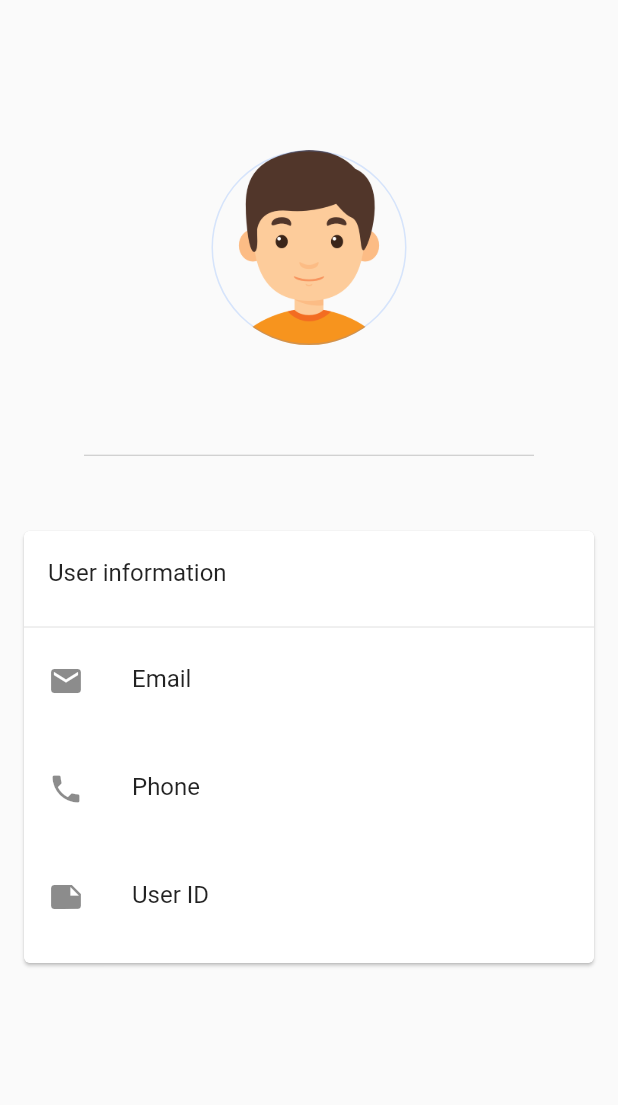
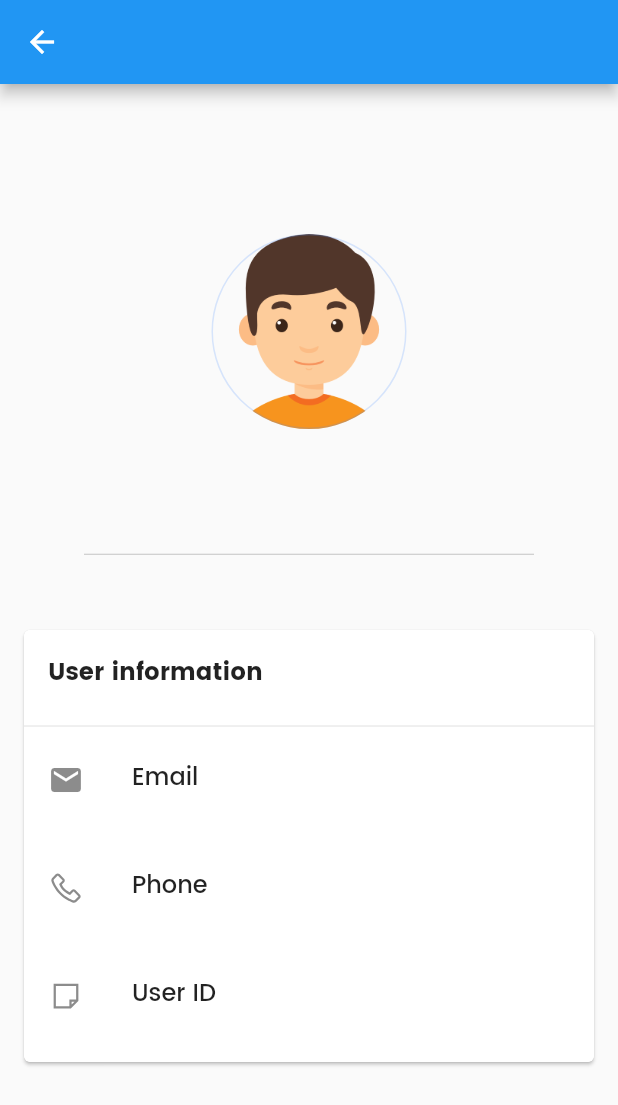
Before and after one commit to nobaab/iDonate, a Flutter app: the ProfilePage screen opened directly, on a phone screen of 412 x 824 dp. Shown: the top 1105 px of the screen. Run offline on Flutter 3.47's test engine with Material 2 defaults, Android fonts, the phone set to English and light mode, and no system bars; our stand-ins replace cloud_firestore, fancy_bottom_navigation, firebase_auth, firebase_storage, flutter_screenutil, image_picker and 2 more; missing offline and left inert: achievement_view; accounts and stored records are empty; network calls fail.

Commit message:
reviewing ProfilePage

```diff
--- a/lib/Pages/MainHomePage.dart
+++ b/lib/Pages/MainHomePage.dart
@@ -177,7 +177,8 @@ class _MainHomePageState extends State<MainHomePage> {
                                   maxLines: 2,
                                   style: TextStyle(
                                       fontFamily: "Poppins-Medium",
-                                      fontSize: 14,)),
+                                      fontSize: 14,),
+                              textAlign: TextAlign.justify,),
                             ),
                           );
                         }),
--- a/lib/Pages/ProfilePage.dart
+++ b/lib/Pages/ProfilePage.dart
@@ -2,6 +2,7 @@ import 'package:cloud_firestore/cloud_firestore.dart';
 import 'package:flutter/material.dart';
 import 'package:idonate/Providers/authProvider.dart';
 import 'package:idonate/Utilities/constants.dart';
+import 'package:line_awesome_icons/line_awesome_icons.dart';
 import 'package:progress_indicators/progress_indicators.dart';
 import 'package:provider/provider.dart';
 
@@ -39,7 +40,13 @@ class _ProfilePageState extends State<ProfilePage> {
   userInfo(AsyncSnapshot<DocumentSnapshot> snapshot) {
     var doc = Map.from(snapshot.data.data);
     return doc != null
-        ? Column(
+        ? Scaffold(
+            appBar: AppBar(
+              title: Text(
+                doc['name'],
+              ),
+            ),
+            body: Column(
               children: <Widget>[
                 SizedBox(
                   height: 100,
@@ -49,7 +56,8 @@ class _ProfilePageState extends State<ProfilePage> {
                   width: 130,
                   decoration: BoxDecoration(
                       image: DecorationImage(
-                        image: AssetImage('assets/ill.png'), fit: BoxFit.fill),
+                          image: AssetImage('assets/ill.png'),
+                          fit: BoxFit.fill),
                       borderRadius: BorderRadius.circular(100),
                       border: Border.all(
                           color: Colors.blueAccent.withOpacity(.2), width: 1)),
@@ -62,7 +70,9 @@ class _ProfilePageState extends State<ProfilePage> {
                   style: TextStyle(
                     color: titleColor,
                     fontSize: 20,
+                    fontFamily: "Poppins-Bold",
                   ),
+
                 ),
                 SizedBox(
                   height: 10,
@@ -87,7 +97,8 @@ class _ProfilePageState extends State<ProfilePage> {
                         Material(
                           borderRadius: BorderRadius.all(Radius.circular(100)),
                           child: InkWell(
-                          borderRadius: BorderRadius.all(Radius.circular(100)),
+                            borderRadius:
+                                BorderRadius.all(Radius.circular(100)),
                             onTap: () {},
                             child: Padding(
                               padding: const EdgeInsets.all(12),
@@ -106,32 +117,37 @@ class _ProfilePageState extends State<ProfilePage> {
                         child: Column(
                           children: <Widget>[
                             ListTile(
-                            title: Text("User information"),
+                              title: Text("User information",style: TextStyle(
+                                fontFamily: "Poppins-Bold",
+                              ),),
                             ),
                             Divider(),
-
                             ListTile(
-
-                            title: Text("Email"),
+                              title: Text("Email",style: TextStyle(
+                                fontFamily: "Poppins-Medium",
+                              ),),
                               subtitle: Text(
                                 doc["email"],
                               ),
-                            leading: Icon(Icons.email),
-
+                              leading: Icon(Icons.mail),
                             ),
                             ListTile(
-                            title: Text("Phone"),
+                              title: Text("Phone",style: TextStyle(
+                                fontFamily: "Poppins-Medium",
+                              ),),
                               subtitle: Text(
                                 doc["phone"],
                               ),
-                            leading: Icon(Icons.phone),
+                              leading: Icon(LineAwesomeIcons.phone),
                             ),
                             ListTile(
-                            title: Text("User ID"),
+                              title: Text("User ID",style: TextStyle(
+                                fontFamily: "Poppins-Medium",
+                              ),),
                               subtitle: Text(
                                 doc["uid"],
                               ),
-                            leading: Icon(Icons.note),
+                              leading: Icon(LineAwesomeIcons.sticky_note),
                             ),
                           ],
                         ),
@@ -140,7 +156,7 @@ class _ProfilePageState extends State<ProfilePage> {
                   ],
                 )
               ],
-          )
+            ))
         : Container(
             child: Center(
               child: Text("Snapshot null"),
```
Also changed, not shown: lib/Catagories/PostDetails.dart (+15 -5 lines). Lines whose indentation alone changed are shown as unchanged.
